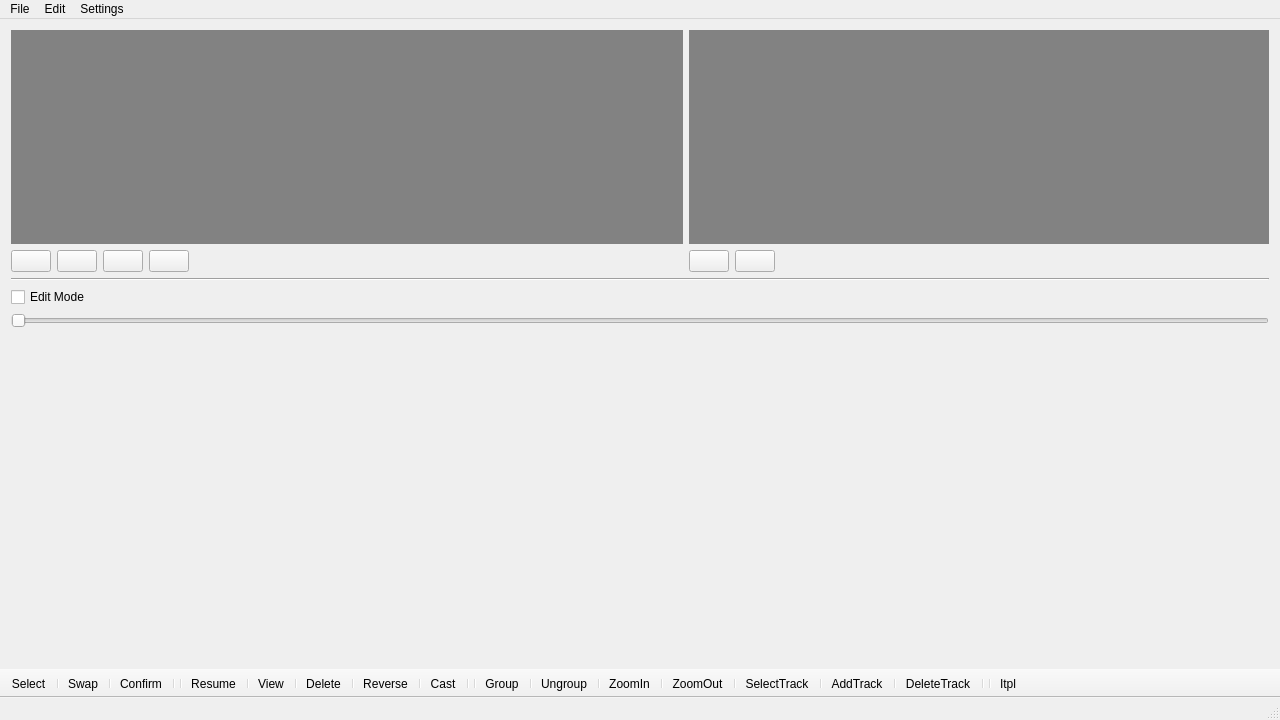
Qt form mainwindow.ui (sisi16/stop-motion) before a commit.
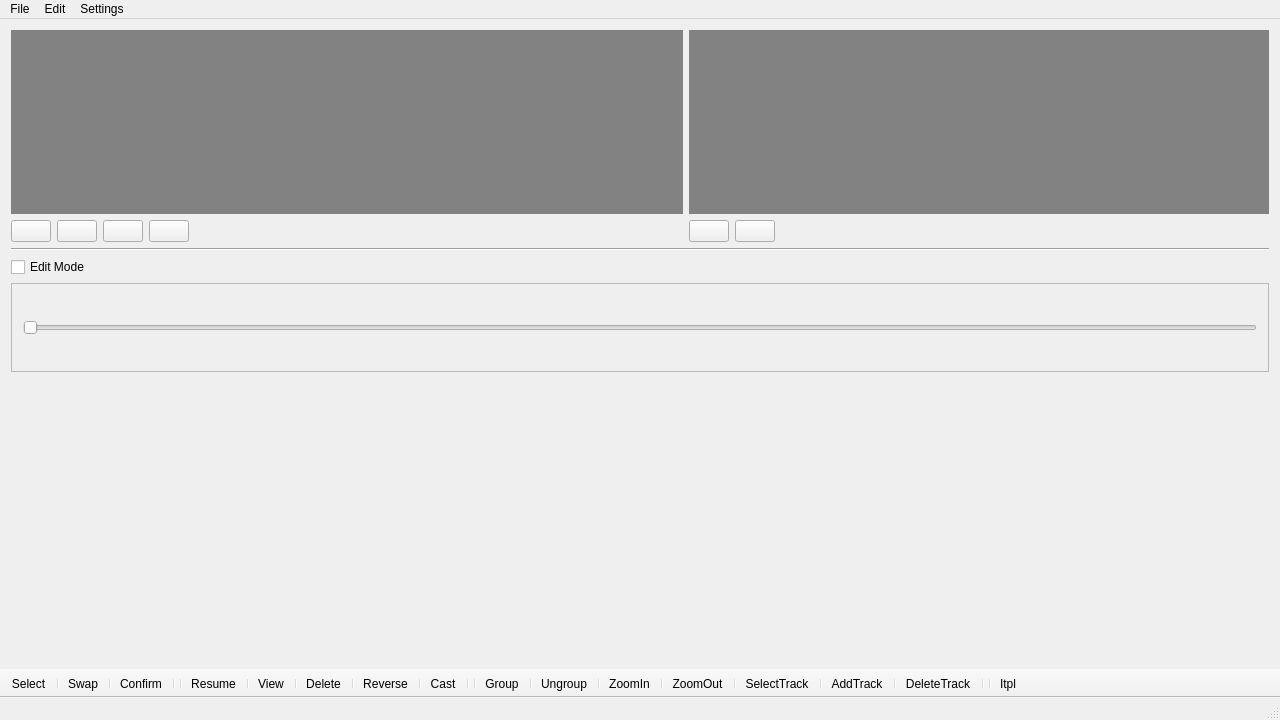
The same form after that commit. Icons and pictures are not drawn.

```diff
--- a/mainwindow.ui
+++ b/mainwindow.ui
@@ -107,17 +107,6 @@
       </property>
      </widget>
     </item>
-    <item row="11" column="1" colspan="5">
-     <layout class="QGridLayout" name="gridLayout_1">
-      <item row="1" column="0">
-       <widget class="QSlider" name="timeLineSlider">
-        <property name="orientation">
-         <enum>Qt::Horizontal</enum>
-        </property>
-       </widget>
-      </item>
-     </layout>
-    </item>
     <item row="8" column="1" colspan="5">
      <widget class="Line" name="line_1">
       <property name="orientation">
@@ -312,6 +301,38 @@
       </widget>
      </widget>
     </item>
+    <item row="11" column="1" colspan="5">
+     <widget class="QScrollArea" name="scrollArea_3">
+      <property name="sizePolicy">
+       <sizepolicy hsizetype="Expanding" vsizetype="Minimum">
+        <horstretch>0</horstretch>
+        <verstretch>0</verstretch>
+       </sizepolicy>
+      </property>
+      <property name="widgetResizable">
+       <bool>true</bool>
+      </property>
+      <widget class="QWidget" name="scrollAreaWidgetContents_3">
+       <property name="geometry">
+        <rect>
+         <x>0</x>
+         <y>0</y>
+         <width>1260</width>
+         <height>83</height>
+        </rect>
+       </property>
+       <layout class="QVBoxLayout" name="verticalLayout_2">
+        <item>
+         <widget class="QSlider" name="timeLineSlider">
+          <property name="orientation">
+           <enum>Qt::Horizontal</enum>
+          </property>
+         </widget>
+        </item>
+       </layout>
+      </widget>
+     </widget>
+    </item>
    </layout>
   </widget>
   <widget class="QMenuBar" name="menuBar">
```
